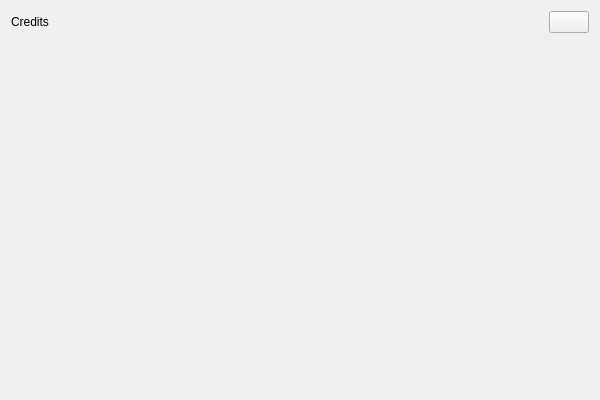
Above: ui/credits.ui from GiaFil7/esc_app before the change. Below: the same form after it.
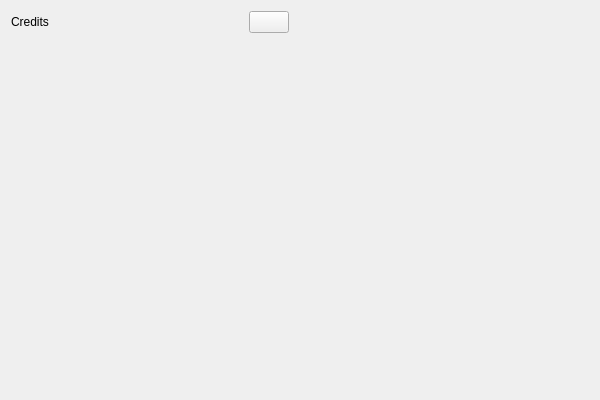
That is the form after the change. Icons and pictures are not drawn.

Commit message: Credits menu styling

```diff
--- a/ui/credits.ui
+++ b/ui/credits.ui
@@ -22,6 +22,9 @@
   <layout class="QVBoxLayout" name="layout">
    <item>
     <layout class="QHBoxLayout" name="top_layout">
+     <property name="spacing">
+      <number>0</number>
+     </property>
      <item>
       <widget class="QLabel" name="title_label">
        <property name="text">
@@ -35,11 +38,11 @@
         <enum>Qt::Orientation::Horizontal</enum>
        </property>
        <property name="sizeType">
-        <enum>QSizePolicy::Policy::Preferred</enum>
+        <enum>QSizePolicy::Policy::Fixed</enum>
        </property>
        <property name="sizeHint" stdset="0">
         <size>
-         <width>579</width>
+         <width>200</width>
          <height>20</height>
         </size>
        </property>
@@ -62,6 +65,19 @@
        </property>
       </widget>
      </item>
+     <item>
+      <spacer name="spacer_right">
+       <property name="orientation">
+        <enum>Qt::Orientation::Horizontal</enum>
+       </property>
+       <property name="sizeHint" stdset="0">
+        <size>
+         <width>40</width>
+         <height>20</height>
+        </size>
+       </property>
+      </spacer>
+     </item>
     </layout>
    </item>
    <item>
```
Left out of the diff: 15 changed lines with no effect on the pictures. The commit also changes 3 other files.
